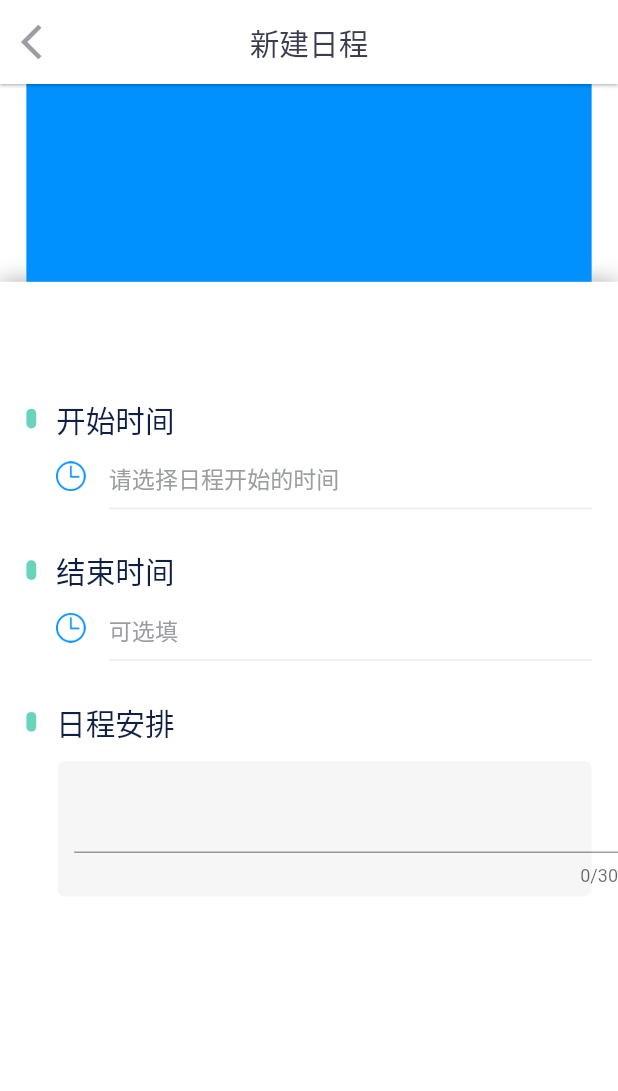
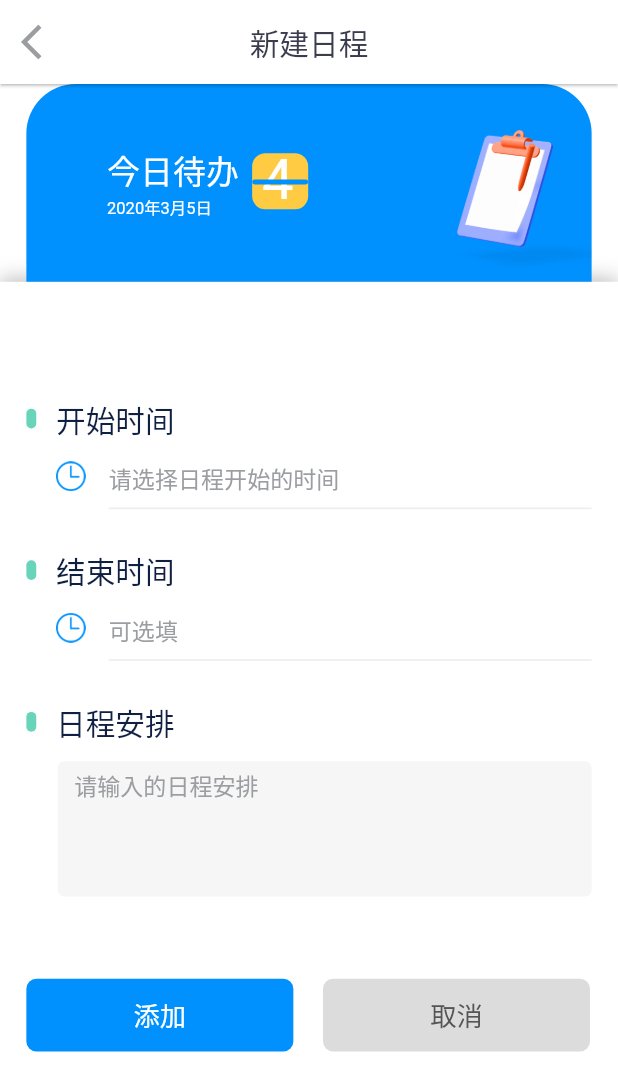
Before and after one commit to zhujinchi/Cloudgrain_parents, a Flutter app: the ScheduleScreen screen opened directly, after a tap on "新增任务", on a phone screen of 412 x 824 dp. Shown: the top 1091 px of the screen. Run offline on Flutter 3.47's test engine with Material 2 defaults, Android fonts, the phone set to English and light mode, and no system bars; our stand-ins replace dio, flutter_screenutil, flutter_svg, flutter_swiper; missing offline and left inert: flutter_custom_calendar; network calls fail; Roboto replaces fonts that are missing (PingFangSC-Medium, PingFangSC-Regular, PingFangSC-Semibold); statements that could not run were skipped.

Commit message:
更新schedule一、二、三级页面

```diff
--- a/lib/screens/home/creat_shedule_screen.dart
+++ b/lib/screens/home/creat_shedule_screen.dart
@@ -50,8 +50,75 @@ class _CreatScheduleScreenState extends State<CreatScheduleScreen> {
         margin: EdgeInsets.only(left: 16.w, right: 16.w),
         width: 343.w,
         height: 120.w,
-        color: Color.fromRGBO(0, 145, 255, 1),
-        child: Stack(),
+        decoration: BoxDecoration(
+          color: Color.fromRGBO(0, 145, 255, 1),
+          borderRadius: BorderRadius.only(
+              topLeft: Radius.circular(30.w), topRight: Radius.circular(30.w)),
+        ),
+        child: Stack(
+          children: <Widget>[
+            Padding(
+              padding: EdgeInsets.only(left: 49.w, top: 38.w),
+              child: Text(
+                '今日待办',
+                style: TextStyle(
+                    color: Color.fromRGBO(255, 255, 255, 1),
+                    fontSize: 20.sp,
+                    fontFamily: 'PingFangSC-Regular'),
+              ),
+            ),
+            Padding(
+              padding: EdgeInsets.only(left: 49.w, top: 67.w),
+              child: Text(
+                '2020年3月5日',
+                style: TextStyle(
+                    color: Color.fromRGBO(255, 255, 255, 1),
+                    fontSize: 10.sp,
+                    fontFamily: 'PingFangSC-Regular'),
+              ),
+            ),
+            Padding(
+              padding: EdgeInsets.only(left: 137.w, top: 42.w),
+              child: Container(
+                width: 34.w,
+                height: 34.w,
+                decoration: BoxDecoration(
+                  color: Color.fromRGBO(255, 203, 67, 1),
+                  borderRadius: BorderRadius.circular(8.w),
+                ),
+              ),
+            ),
+            Padding(
+              padding: EdgeInsets.only(left: 143.w, top: 38.w),
+              child: Text(
+                '4',
+                style: TextStyle(
+                    color: Color.fromRGBO(255, 255, 255, 1),
+                    fontSize: 34.sp,
+                    fontFamily: 'PingFangSC-Regular'),
+              ),
+            ),
+            Padding(
+              padding: EdgeInsets.only(left: 137.w, top: 58.w),
+              child: Container(
+                width: 34.w,
+                height: 3.w,
+                decoration: BoxDecoration(
+                  color: Color.fromRGBO(0, 145, 255, 1),
+                  borderRadius: BorderRadius.circular(8.w),
+                ),
+              ),
+            ),
+            Padding(
+              padding: EdgeInsets.only(left: 259.w, top: 20.w),
+              child: Image.asset(
+                'assets/images/zy_illustration_a@3x.png',
+                width: 100.w,
+                height: 100.w,
+              ),
+            ),
+          ],
+        ),
       ),
     );
   }
@@ -208,9 +275,81 @@ class _CreatScheduleScreenState extends State<CreatScheduleScreen> {
                   ),
                 ),
                 Padding(
-                  padding: EdgeInsets.only(left: 45.w, top: 268.w),
-                  child: TextField(maxLength: 30, maxLengthEnforced: true),
-                )
+                  padding: EdgeInsets.only(left: 45.w, top: 249.w, right: 25.w),
+                  child: TextField(
+                    maxLength: 160,
+                    maxLengthEnforced: true,
+                    maxLines: 4,
+                    autofocus: false,
+                    style: TextStyle(
+                        //color: Color.fromRGBO(155, 157, 161, 1),
+                        fontSize: 14.sp,
+                        fontFamily: 'PingFangSC-Regular'),
+                    decoration: InputDecoration(
+                      hintText: '请输入的日程安排',
+                      hintStyle: TextStyle(
+                          color: Color.fromRGBO(155, 157, 161, 1),
+                          fontSize: 14.sp,
+                          fontFamily: 'PingFangSC-Regular'),
+                      border: InputBorder.none,
+                      counterText: '',
+                    ),
+                  ),
+                ),
+                Padding(
+                  padding: EdgeInsets.only(left: 16.w, top: 388.w),
+                  child: Container(
+                    //color: Colors.red,
+                    width: 162.w,
+                    height: 44.w,
+                    padding: const EdgeInsets.fromLTRB(0, 0, 0, 0),
+                    child: MaterialButton(
+                      child: Text(
+                        '添加',
+                        style: TextStyle(
+                          color: Color.fromRGBO(255, 255, 255, 1),
+                          fontFamily: 'PingFangSC-Semibold',
+                          fontSize: 16.sp,
+                        ),
+                      ),
+                      elevation: 0,
+                      color: Color.fromRGBO(0, 145, 255, 1),
+                      shape: RoundedRectangleBorder(
+                          borderRadius: BorderRadius.circular(6.w)),
+                      //borderSide: BorderSide(color: Colors.orange, width: 1),
+                      onPressed: () {
+                        Navigator.of(context).pop(1);
+                      },
+                    ),
+                  ),
+                ),
+                Padding(
+                  padding: EdgeInsets.only(left: 196.w, top: 388.w),
+                  child: Container(
+                    //color: Colors.red,
+                    width: 162.w,
+                    height: 44.w,
+                    padding: const EdgeInsets.fromLTRB(0, 0, 0, 0),
+                    child: MaterialButton(
+                      child: Text(
+                        '取消',
+                        style: TextStyle(
+                          color: Color.fromRGBO(85, 85, 85, 1),
+                          fontFamily: 'PingFangSC-Medium',
+                          fontSize: 16.sp,
+                        ),
+                      ),
+                      elevation: 0,
+                      color: Color.fromRGBO(220, 220, 220, 1),
+                      shape: RoundedRectangleBorder(
+                          borderRadius: BorderRadius.circular(6.w)),
+                      //borderSide: BorderSide(color: Colors.orange, width: 1),
+                      onPressed: () {
+                        Navigator.of(context).pop(1);
+                      },
+                    ),
+                  ),
+                ),
               ],
             ),
           ),
--- a/lib/screens/home/home_screen.dart
+++ b/lib/screens/home/home_screen.dart
@@ -431,7 +431,9 @@ class _HomeScreenState extends State<HomeScreen> {
                       mainAxisAlignment: MainAxisAlignment.spaceBetween,
                       children: <Widget>[
                         InkWell(
-                          onTap: () {},
+                          onTap: () {
+                            GotoScheduleScreen(context);
+                          },
                           child: Container(
                             width: 39.w,
                             height: 16.w,
--- a/lib/screens/home/schedule_screen.dart
+++ b/lib/screens/home/schedule_screen.dart
@@ -2,6 +2,7 @@ import 'dart:collection';
 import 'dart:convert';
 
 import 'package:Cloudgrain_parents/screens/home/creat_shedule_screen.dart';
+import 'package:Cloudgrain_parents/widgets/schedule_cell.dart';
 import 'package:flutter/material.dart';
 import 'package:flutter/cupertino.dart';
 import 'package:flutter_svg/svg.dart';
@@ -203,6 +204,7 @@ class _ScheduleScreenState extends State<ScheduleScreen>
         child: Column(
           children: <Widget>[
             Container(
+              height: 44,
               child: Row(
                 children: <Widget>[
                   IconButton(
@@ -317,7 +319,7 @@ class _ScheduleScreenState extends State<ScheduleScreen>
 
   SliverFixedExtentList _buildClassList() {
     return SliverFixedExtentList(
-      itemExtent: 202.w,
+      itemExtent: 102.w,
       delegate:
           new SliverChildBuilderDelegate((BuildContext context, int index) {
         //创建列表项
@@ -325,52 +327,54 @@ class _ScheduleScreenState extends State<ScheduleScreen>
           alignment: Alignment.center,
           color: Colors.lightBlue[100 * (index % 9)],
           child: new Container(
-            width: 375.w,
-            height: 202.w,
-            padding: EdgeInsets.fromLTRB(0.w, 0.w, 0.w, 0.w),
-            color: Color.fromRGBO(250, 249, 247, 1),
-            child: Container(
               width: 375.w,
-              height: 102.w,
-              color: Colors.red,
-            ),
-          ),
+              height: 202.w,
+              padding: EdgeInsets.fromLTRB(0.w, 0.w, 0.w, 0.w),
+              color: Color.fromRGBO(250, 249, 247, 1),
+              child: ScheduleCell(
+                scheduleTime: '17:00-19:00',
+                scheduleContent: '朗读诗歌两小时，并背诵全文',
+                isEnd: false,
+                isLine: !(index == 2),
+              )),
         );
-      }, childCount: 2),
+      }, childCount: 3),
     );
   }
 
   SliverToBoxAdapter _buildStudyChart() {
     return SliverToBoxAdapter(
-      child: Container(
-        width: 375.w,
-        height: 127.w,
-        padding: EdgeInsets.only(
-          left: 0.w,
-          top: 41.w,
+      child: Column(children: <Widget>[
+        Container(
+          width: 375.w,
+          height: 41.w,
         ),
-        child: Container(
-          width: 313.w,
+        Container(
+          width: 375.w,
           height: 44.w,
-          color: Colors.red,
-          // child: MaterialButton(
-          //   child: Text(
-          //     '看护提醒',
-          //     style: TextStyle(
-          //       color: Color.fromRGBO(59, 61, 79, 1),
-          //       fontFamily: 'PingFangSC-Regular',
-          //       fontSize: 14.sp,
-          //     ),
-          //   ),
-          //   elevation: 0,
-          //   color: Color.fromRGBO(252, 207, 97, 1),
-          //   shape: RoundedRectangleBorder(
-          //       borderRadius: BorderRadius.circular(4.w)),
-          //   //borderSide: BorderSide(color: Colors.orange, width: 1),
-          //   onPressed: () {},
-          // ),
+          margin: EdgeInsets.only(left: 31.w, right: 31.w),
+          child: MaterialButton(
+            child: Text(
+              '学习计划报表',
+              style: TextStyle(
+                color: Color.fromRGBO(255, 255, 255, 1),
+                fontFamily: 'PingFangSC-Semibold',
+                fontSize: 16.sp,
+              ),
+            ),
+            elevation: 0,
+            color: Color.fromRGBO(0, 142, 255, 1),
+            shape: RoundedRectangleBorder(
+                borderRadius: BorderRadius.circular(6.w)),
+            //borderSide: BorderSide(color: Colors.orange, width: 1),
+            onPressed: () {},
+          ),
         ),
-      ),
+        Container(
+          width: 375.w,
+          height: 42.w,
+        )
+      ]),
     );
   }
 
--- /dev/null
+++ b/lib/widgets/schedule_cell.dart
@@ -0,0 +1,116 @@
+import 'package:flutter/material.dart';
+import 'package:flutter_screenutil/flutter_screenutil.dart';
+import 'package:flutter/cupertino.dart';
+
+class ScheduleCell extends StatelessWidget {
+  final String scheduleTime;
+  final String scheduleContent;
+  final bool isEnd;
+  final bool isLine;
+
+  const ScheduleCell({
+    Key key,
+    this.scheduleTime,
+    this.scheduleContent,
+    this.isEnd,
+    this.isLine,
+  }) : super(key: key);
+
+  @override
+  Widget build(BuildContext context) {
+    ScreenUtil.init(context,
+        designSize: Size(375, 667), allowFontScaling: false);
+
+    return Container(
+      width: 375.w,
+      height: 202.w,
+      color: Color.fromRGBO(246, 246, 246, 1),
+      child: Stack(
+        children: <Widget>[
+          Padding(
+            padding: EdgeInsets.only(left: 14.w, top: 3.w),
+            child: Image.asset(
+              'assets/icons/pb_icon_a@3x.png',
+              width: 9.w,
+              height: 11.w,
+            ),
+          ),
+          Padding(
+            padding: EdgeInsets.only(left: 37.w, top: 0.w),
+            child: Text(
+              this.scheduleTime,
+              style: TextStyle(
+                  color: Color.fromRGBO(0, 0, 0, 0.54),
+                  fontSize: 10.sp,
+                  fontFamily: 'PingFangSC-Regular'),
+            ),
+          ),
+          Padding(
+            padding: EdgeInsets.only(left: 37.w, top: 22.w),
+            child: Container(
+              width: 321.w,
+              height: 55.w,
+              decoration: BoxDecoration(
+                color: Colors.white,
+                borderRadius: BorderRadius.circular(4.w),
+              ),
+              child: Stack(children: <Widget>[
+                Padding(
+                  padding: EdgeInsets.only(left: 16.w, top: 18.w),
+                  child: Text(
+                    this.scheduleContent,
+                    style: TextStyle(
+                        color: Color.fromRGBO(0, 0, 0, 0.85),
+                        fontSize: 14.sp,
+                        fontFamily: 'PingFangSC-Regular'),
+                  ),
+                ),
+                Padding(
+                  padding: EdgeInsets.only(left: 240.w, top: 19.w),
+                  child: Container(
+                    //color: Colors.red,
+                    width: 41.w,
+                    height: 18.w,
+                    decoration: BoxDecoration(
+                      color: this.isEnd
+                          ? Color.fromRGBO(236, 236, 236, 1)
+                          : Color.fromRGBO(0, 145, 255, 1),
+                      borderRadius: BorderRadius.circular(16.w),
+                    ),
+                    child: Center(
+                      child: Text(
+                        this.isEnd ? '结束' : '开始',
+                        style: TextStyle(
+                            color: this.isEnd
+                                ? Color.fromRGBO(0, 145, 255, 1)
+                                : Color.fromRGBO(255, 255, 255, 1),
+                            fontSize: 11.sp,
+                            fontFamily: 'PingFangSC-Regular'),
+                      ),
+                    ),
+                  ),
+                ),
+                Padding(
+                  padding: EdgeInsets.only(left: 294.w, top: 20.w),
+                  child: Image.asset(
+                    'assets/icons/zy_icon_delete@3x.png',
+                    width: 15.w,
+                    height: 15.w,
+                  ),
+                ),
+              ]),
+            ),
+          ),
+          Padding(
+            padding: EdgeInsets.only(left: 16.w, top: 16.w),
+            child: Image.asset(
+              this.isLine ? 'assets/icons/pb_icon_line@3x.png' : '',
+              width: 5.w,
+              height: 90.w,
+            ),
+          ),
+        ],
+      ),
+    );
+  }
+}
```
Also changed, not shown: assets/icons/pb_icon_a.png (added), assets/icons/pb_icon_a@2x.png (added), assets/icons/pb_icon_a@3x.png (added), assets/icons/pb_icon_line.png (added), assets/icons/pb_icon_line@2x.png (added), assets/icons/pb_icon_line@3x.png (added), assets/icons/zy_icon_delete(1).png (deleted), assets/icons/zy_icon_delete@2x(1).png (deleted), assets/icons/zy_icon_delete@3x(1).png (deleted), 49 other files.
